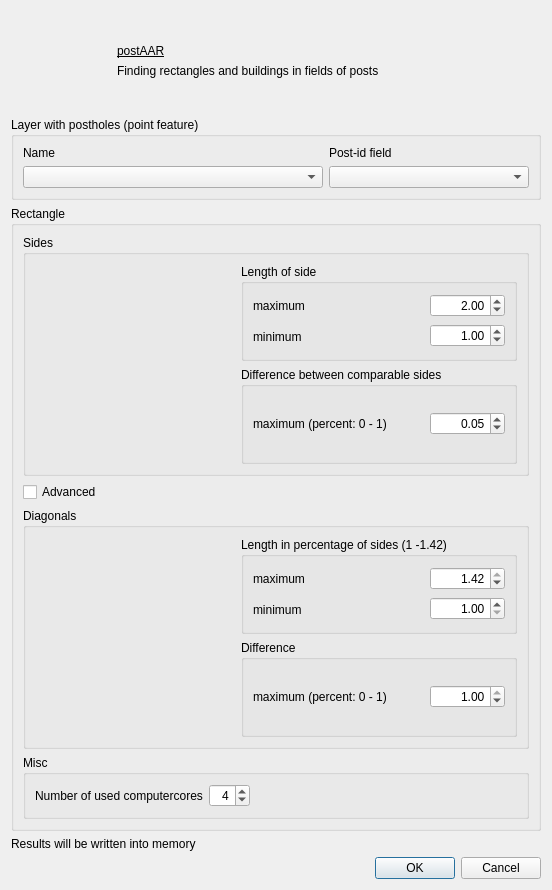
Qt form postaar_dialog_base.ui (ISAAKiel/postAAR-python) before a commit.
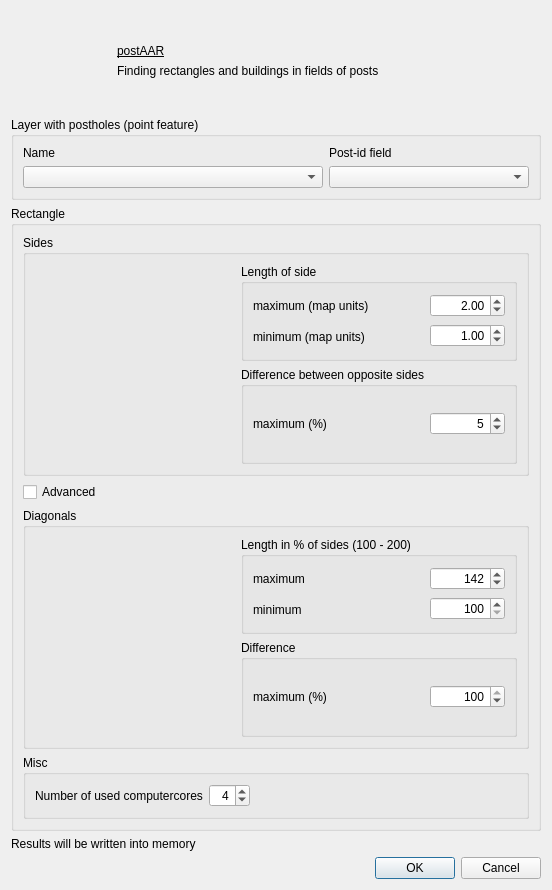
The same form after that commit. Icons and pictures are not drawn. Custom widgets are drawn as their Qt base class.

```diff
--- a/postaar_dialog_base.ui
+++ b/postaar_dialog_base.ui
@@ -255,7 +255,7 @@
                    <locale language="English" country="UnitedKingdom"/>
                   </property>
                   <property name="text">
-                   <string>maximum</string>
+                   <string>maximum (map units)</string>
                   </property>
                  </widget>
                 </item>
@@ -268,7 +268,7 @@
                    <locale language="English" country="UnitedKingdom"/>
                   </property>
                   <property name="text">
-                   <string>minimum</string>
+                   <string>minimum (map units)</string>
                   </property>
                  </widget>
                 </item>
@@ -352,7 +352,7 @@
            <item>
             <widget class="QGroupBox" name="groupBox_4">
              <property name="title">
-              <string>Difference between comparable sides</string>
+              <string>Difference between opposite sides</string>
              </property>
              <layout class="QHBoxLayout" name="horizontalLayout_6">
               <item>
@@ -372,7 +372,7 @@
                    <locale language="English" country="UnitedKingdom"/>
                   </property>
                   <property name="text">
-                   <string>maximum (percent: 0 - 1)</string>
+                   <string>maximum (%)</string>
                   </property>
                  </widget>
                 </item>
@@ -400,17 +400,20 @@
                   <property name="alignment">
                    <set>Qt::AlignRight|Qt::AlignTrailing|Qt::AlignVCenter</set>
                   </property>
+                  <property name="decimals">
+                   <number>0</number>
+                  </property>
                   <property name="minimum">
                    <double>0.000000000000000</double>
                   </property>
                   <property name="maximum">
-                   <double>1.000000000000000</double>
+                   <double>100.000000000000000</double>
                   </property>
                   <property name="singleStep">
                    <double>0.010000000000000</double>
                   </property>
                   <property name="value">
-                   <double>0.050000000000000</double>
+                   <double>5.000000000000000</double>
                   </property>
                  </widget>
                 </item>
@@ -476,7 +479,7 @@
            <item>
             <widget class="QGroupBox" name="groupBox_6">
              <property name="title">
-              <string>Length in percentage of sides (1 -1.42)</string>
+              <string>Length in % of sides (100 - 200)</string>
              </property>
              <layout class="QHBoxLayout" name="horizontalLayout_7">
               <item>
@@ -519,17 +522,20 @@
                   <property name="alignment">
                    <set>Qt::AlignRight|Qt::AlignTrailing|Qt::AlignVCenter</set>
                   </property>
+                  <property name="decimals">
+                   <number>0</number>
+                  </property>
                   <property name="minimum">
-                   <double>1.000000000000000</double>
+                   <double>100.000000000000000</double>
                   </property>
                   <property name="maximum">
-                   <double>1.420000000000000</double>
+                   <double>200.000000000000000</double>
                   </property>
                   <property name="singleStep">
                    <double>0.010000000000000</double>
                   </property>
                   <property name="value">
-                   <double>1.420000000000000</double>
+                   <double>142.000000000000000</double>
                   </property>
                  </widget>
                 </item>
@@ -553,17 +559,20 @@
                   <property name="alignment">
                    <set>Qt::AlignRight|Qt::AlignTrailing|Qt::AlignVCenter</set>
                   </property>
+                  <property name="decimals">
+                   <number>0</number>
+                  </property>
                   <property name="minimum">
-                   <double>1.000000000000000</double>
+                   <double>100.000000000000000</double>
                   </property>
                   <property name="maximum">
-                   <double>1.420000000000000</double>
+                   <double>142.000000000000000</double>
                   </property>
                   <property name="singleStep">
                    <double>0.010000000000000</double>
                   </property>
                   <property name="value">
-                   <double>1.000000000000000</double>
+                   <double>100.000000000000000</double>
                   </property>
                  </widget>
                 </item>
@@ -583,7 +592,7 @@
                 <item>
                  <widget class="QLabel" name="label_5">
                   <property name="text">
-                   <string>maximum (percent: 0 - 1)</string>
+                   <string>maximum (%)</string>
                   </property>
                  </widget>
                 </item>
@@ -611,14 +620,17 @@
                   <property name="alignment">
                    <set>Qt::AlignRight|Qt::AlignTrailing|Qt::AlignVCenter</set>
                   </property>
+                  <property name="decimals">
+                   <number>0</number>
+                  </property>
                   <property name="maximum">
-                   <double>1.000000000000000</double>
+                   <double>100.000000000000000</double>
                   </property>
                   <property name="singleStep">
                    <double>0.050000000000000</double>
                   </property>
                   <property name="value">
-                   <double>1.000000000000000</double>
+                   <double>100.000000000000000</double>
                   </property>
                  </widget>
                 </item>
```
Left out of the diff: 10 changed lines with no effect on the pictures.
